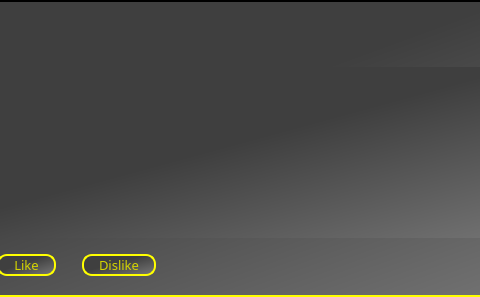
Raikils/project_term_2, file Films for you/filmform.ui: the form before one commit; both pictures show x 180 to 660 and y 0 to 297 of the 777 by 297 pixel window.
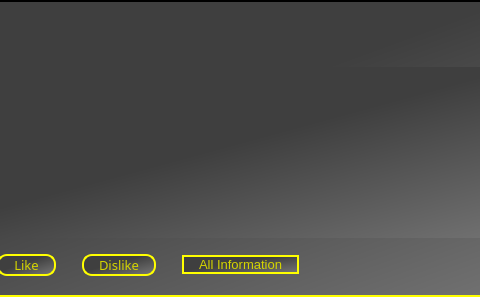
The form after the commit.

What changed in the file:
```diff
--- a/Films for you/filmform.ui
+++ b/Films for you/filmform.ui
@@ -162,6 +162,26 @@
          </property>
         </widget>
        </item>
+       <item>
+        <widget class="QPushButton" name="pushButton_All_Information">
+         <property name="font">
+          <font>
+           <pointsize>10</pointsize>
+          </font>
+         </property>
+         <property name="styleSheet">
+          <string notr="true">color: rgb(212, 212, 0);
+border-color: rgb(255, 255, 0);
+border-radius:10px;
+margin:10px;
+padding-left:15px;
+padding-right:15px;</string>
+         </property>
+         <property name="text">
+          <string>All Information</string>
+         </property>
+        </widget>
+       </item>
        <item>
         <spacer name="horizontalSpacer">
          <property name="orientation">
```
